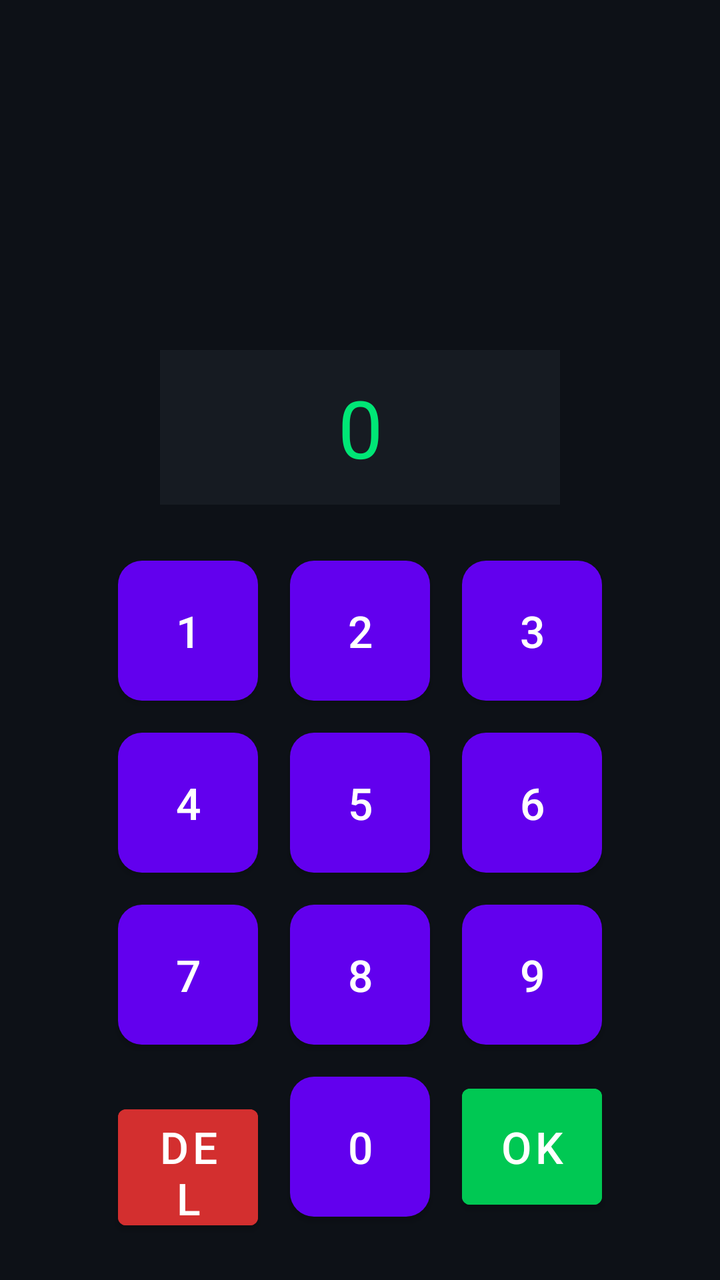
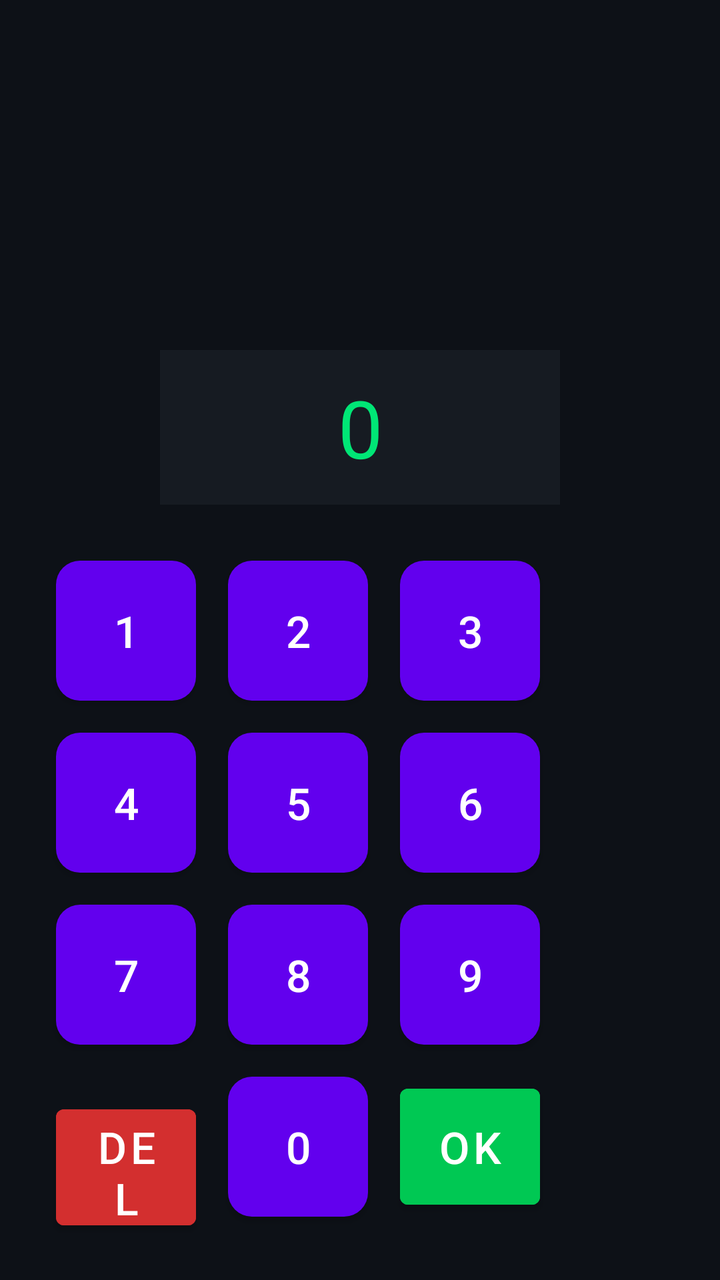

Before-and-after screenshots of an Android layout around one commit, followed by the original layout XML and the change that was made.
<!-- AndroidManifest.xml: fallback theme Theme.MaterialComponents.DayNight.NoActionBar -->
<!-- res/layout/activity_game.xml -->
<?xml version="1.0" encoding="utf-8"?>
<LinearLayout
    xmlns:android="http://schemas.android.com/apk/res/android"
    
    android:layout_width="match_parent"
    android:layout_height="match_parent"
    android:orientation="vertical"
    android:gravity="center"
    android:padding="20dp"
    android:background="#0D1117">

    <TextView
        android:id="@+id/turnText"
        android:textColor="#FFFFFF"
        android:layout_marginBottom="10dp"
        android:layout_width="wrap_content"
        android:layout_height="wrap_content"/>

    <TextView
        android:id="@+id/scoreText"
        android:textColor="#FFFFFF"
        android:layout_marginBottom="10dp"
        android:layout_width="wrap_content"
        android:layout_height="wrap_content"/>

    <TextView
        android:id="@+id/livesText"
        android:textColor="#FFFFFF"
        android:layout_marginBottom="10dp"
        android:layout_width="wrap_content"
        android:layout_height="wrap_content"/>

    <TextView
        android:id="@+id/timerText"
        android:textColor="#FFFFFF"
        android:layout_marginBottom="10dp"
        android:layout_width="wrap_content"
        android:layout_height="wrap_content"/>

    <TextView
        android:id="@+id/resultText"
        android:textColor="#00E676"
        android:layout_marginBottom="20dp"
        android:layout_width="wrap_content"
        android:layout_height="wrap_content"/>

    
    <TextView
        android:id="@+id/inputDisplay"
        android:text="0"
        android:textSize="40sp"
        android:textColor="#00E676"
        android:background="#161B22"
        android:padding="12dp"
        android:gravity="center"
        android:layout_marginBottom="20dp"
        android:layout_width="200dp"
        android:layout_height="wrap_content"/>


    
    <GridLayout
        android:id="@+id/keypadContainer"
        android:layout_width="wrap_content"
        android:layout_height="wrap_content"
        android:columnCount="3">

        <Button
            android:id="@+id/btn1"
            android:text="1"
            android:layout_width="70dp"
            android:layout_height="70dp"
            android:layout_margin="8dp"
            android:textSize="22sp"
            android:textColor="#FFFFFF"
            android:background="@drawable/keypad_btn"/>
            
        <Button 
            android:id="@+id/btn2" 
            android:text="2"
            android:layout_width="70dp"
            android:layout_height="70dp"
            android:layout_margin="8dp"
            android:textSize="22sp"
            android:textColor="#FFFFFF"
            android:background="@drawable/keypad_btn"/>
            
        <Button android:id="@+id/btn3" android:text="3"
            android:layout_width="70dp"
            android:layout_height="70dp"
            android:layout_margin="8dp"
            android:textSize="22sp"
            android:textColor="#FFFFFF"
            android:background="@drawable/keypad_btn"/>

        <Button android:id="@+id/btn4" android:text="4"
            android:layout_width="70dp"
            android:layout_height="70dp"
            android:layout_margin="8dp"
            android:textSize="22sp"
            android:textColor="#FFFFFF"
            android:background="@drawable/keypad_btn"/>
        <Button android:id="@+id/btn5" android:text="5"
            android:layout_width="70dp"
            android:layout_height="70dp"
            android:layout_margin="8dp"
            android:textSize="22sp"
            android:textColor="#FFFFFF"
            android:background="@drawable/keypad_btn"/>
        <Button android:id="@+id/btn6" android:text="6"
            android:layout_width="70dp"
            android:layout_height="70dp"
            android:layout_margin="8dp"
            android:textSize="22sp"
            android:textColor="#FFFFFF"
            android:background="@drawable/keypad_btn"/>

        <Button android:id="@+id/btn7" android:text="7"
            android:layout_width="70dp"
            android:layout_height="70dp"
            android:layout_margin="8dp"
            android:textSize="22sp"
            android:textColor="#FFFFFF"
            android:background="@drawable/keypad_btn"/>
        <Button android:id="@+id/btn8" android:text="8"
            android:layout_width="70dp"
            android:layout_height="70dp"
            android:layout_margin="8dp"
            android:textSize="22sp"
            android:textColor="#FFFFFF"
            android:background="@drawable/keypad_btn"/>
        <Button android:id="@+id/btn9" android:text="9"
            android:layout_width="70dp"
            android:layout_height="70dp"
            android:layout_margin="8dp"
            android:textSize="22sp"
            android:textColor="#FFFFFF"
            android:background="@drawable/keypad_btn"/>

        <Button android:id="@+id/btnDel" android:text="DEL"
            android:layout_width="70dp"
            android:layout_height="70dp"
            android:layout_margin="8dp"
            android:textSize="22sp"
            android:textColor="#FFFFFF"
            android:backgroundTint="#D32F2F"/>
        <Button android:id="@+id/btn0" android:text="0"
            android:layout_width="70dp"
            android:layout_height="70dp"
            android:layout_margin="8dp"
            android:textSize="22sp"
            android:textColor="#FFFFFF"
            android:background="@drawable/keypad_btn"/>
        <Button android:id="@+id/btnOk" android:text="OK"
            android:layout_width="70dp"
            android:layout_height="70dp"
            android:layout_margin="8dp"
            android:textSize="22sp"
            android:textColor="#FFFFFF"
            android:backgroundTint="#00C853"/>

    </GridLayout>

</LinearLayout>
<!-- resources referenced by this layout -->
<resources>
  <!-- drawable keypad_btn (drawable) -->
  <?xml version="1.0" encoding="utf-8"?>
  <selector xmlns:android="http://schemas.android.com/apk/res/android">
  
      
      <item android:state_pressed="true">
          <shape>
              <solid android:color="#1F6FEB"/>
              <corners android:radius="12dp"/>
          </shape>
      </item>
  
      
      <item>
          <shape>
              <solid android:color="#30363D"/>
              <corners android:radius="12dp"/>
          </shape>
      </item>
  
  </selector>
</resources>

<!-- the commit's change to res/layout/activity_game.xml (unified diff, before → after) -->
@@ -1,7 +1,7 @@
 <?xml version="1.0" encoding="utf-8"?>
 <LinearLayout
     xmlns:android="http://schemas.android.com/apk/res/android"
-    
+    android:id="@+id/keypadContainer"
     android:layout_width="match_parent"
     android:layout_height="match_parent"
     android:orientation="vertical"
@@ -60,9 +60,9 @@
 
     
     <GridLayout
-        android:id="@+id/keypadContainer"
-        android:layout_width="wrap_content"
+        android:layout_width="match_parent"
         android:layout_height="wrap_content"
+        android:gravity="center"
         android:columnCount="3">
 
         <Button
